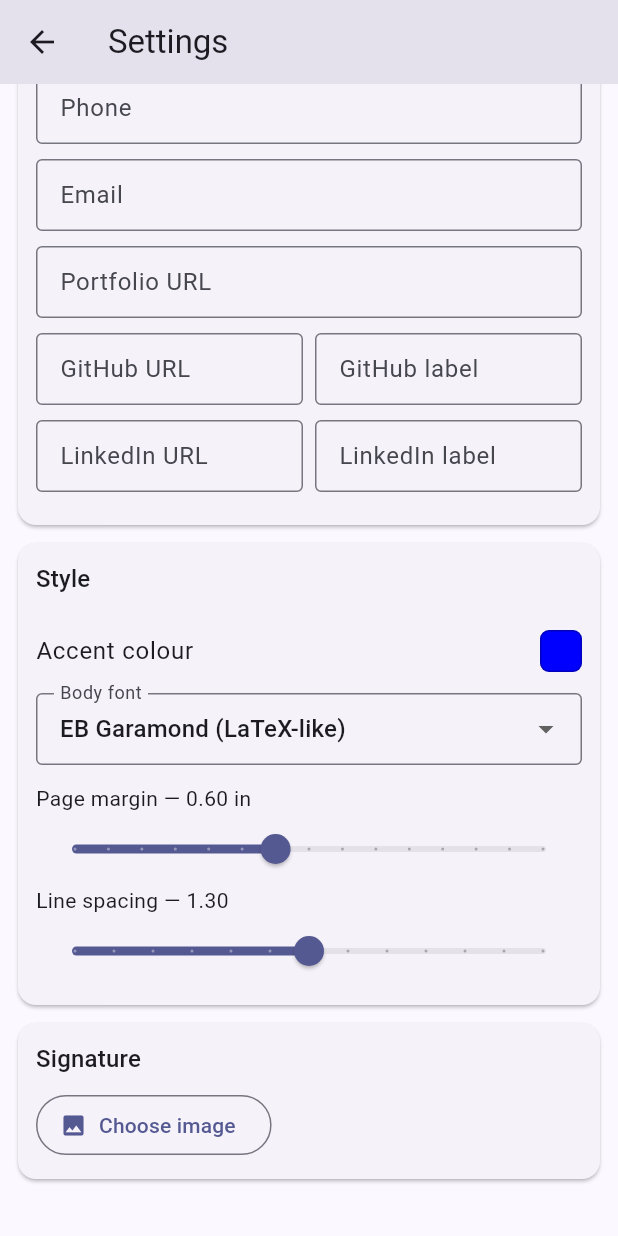
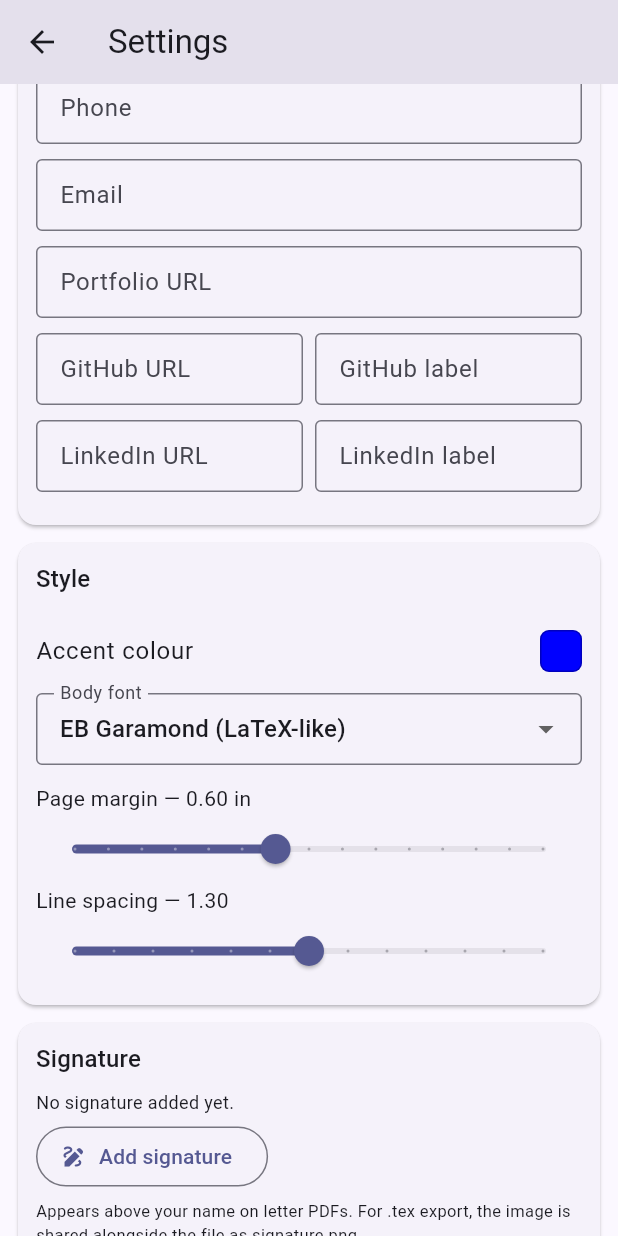
Before and after one commit to Vinald/resumate, a Flutter app: the SettingsScreen screen opened directly, scrolled down 174 dp, on a phone screen of 412 x 824 dp. Run offline on Flutter 3.47's test engine with Material 3 defaults, Android fonts, the phone set to English and light mode, and no system bars; our stand-ins replace file_picker, flutter_colorpicker, image_picker, pdf, printing, share_plus; missing offline and left inert: pdf_combiner.

Commit message:
Add signature image provision to letters in editor, PDF and tex export

```diff
--- a/lib/export/export_service.dart
+++ b/lib/export/export_service.dart
@@ -49,13 +49,26 @@ class ExportService {
     return file;
   }
 
-  /// Writes [doc] in [format] and opens the system share sheet.
+  /// Writes [doc] in [format] and opens the system share sheet. For `.tex` with
+  /// a configured signature, `signature.png` is attached alongside so it can be
+  /// dropped straight into Overleaf.
   static Future<void> share(
     GeneratedDocument doc,
     AppSettings settings,
     ExportFormat format,
   ) async {
     final file = await writeToFile(doc, settings, format);
-    await Share.shareXFiles([XFile(file.path)], subject: doc.title);
+    final files = [XFile(file.path)];
+
+    if (format == ExportFormat.tex &&
+        doc.type.isLetter &&
+        settings.signatureImagePath != null) {
+      final sig = File(settings.signatureImagePath!);
+      if (await sig.exists()) {
+        files.add(XFile(sig.path, name: 'signature.png'));
+      }
+    }
+
+    await Share.shareXFiles(files, subject: doc.title);
   }
 }
--- a/lib/latex/latex_engine.dart
+++ b/lib/latex/latex_engine.dart
@@ -93,6 +93,12 @@ class LatexEngine {
       'SALUTATION': latexEscape(l.salutation),
       'BODY': body,
       'CLOSING': latexEscape(l.closing),
+      'SIGNATURE_IMAGE':
+          (settings.signatureImagePath != null &&
+                  settings.signatureImagePath!.isNotEmpty)
+              ? '% Upload your signature as signature.png alongside this file.\n'
+                  r'\includegraphics[width=0.12\textwidth]{signature.png}'
+              : '',
       'SIGNATURE_NAME': latexEscape(
         l.signatureName.isEmpty ? k.name : l.signatureName,
       ),
--- a/lib/latex/tokens.dart
+++ b/lib/latex/tokens.dart
@@ -44,5 +44,9 @@ const letterTokens = <TokenDoc>[
   TokenDoc('<<SALUTATION>>', 'Greeting line'),
   TokenDoc('<<BODY>>', 'Body paragraphs (placeholders resolved)'),
   TokenDoc('<<CLOSING>>', 'Closing line, e.g. Sincerely,'),
+  TokenDoc(
+    '<<SIGNATURE_IMAGE>>',
+    r'\includegraphics for signature.png when a signature is set, else empty',
+  ),
   TokenDoc('<<SIGNATURE_NAME>>', 'Typed name under the signature'),
 ];
--- a/lib/ui/latex_editor/latex_editor_screen.dart
+++ b/lib/ui/latex_editor/latex_editor_screen.dart
@@ -40,11 +40,17 @@ class _LatexEditorScreenState extends State<LatexEditorScreen> {
   }
 
   Future<void> _shareTex() async {
+    final sigPath = context.read<SettingsStore>().settings.signatureImagePath;
     final dir = await getTemporaryDirectory();
     final safe = _doc.title.replaceAll(RegExp(r'[^A-Za-z0-9]+'), '_');
     final file = File('${dir.path}/$safe.tex');
     await file.writeAsString(_controller.text);
-    await Share.shareXFiles([XFile(file.path)], subject: '${_doc.title}.tex');
+
+    final files = [XFile(file.path)];
+    if (_doc.type.isLetter && sigPath != null && File(sigPath).existsSync()) {
+      files.add(XFile(sigPath, name: 'signature.png'));
+    }
+    await Share.shareXFiles(files, subject: '${_doc.title}.tex');
   }
 
   void _showTokens() {
--- a/lib/ui/settings/settings_screen.dart
+++ b/lib/ui/settings/settings_screen.dart
@@ -1,15 +1,12 @@
-import 'dart:io';
-
 import 'package:flutter/material.dart';
 import 'package:flutter_colorpicker/flutter_colorpicker.dart';
-import 'package:image_picker/image_picker.dart';
-import 'package:path_provider/path_provider.dart';
 import 'package:provider/provider.dart';
 
 import '../../data/settings_store.dart';
 import '../../models/app_settings.dart';
+import '../resume_editor/contact_section.dart';
 import '../widgets/editor_widgets.dart';
-import '../resume_editor/contact_section.dart';
+import '../widgets/signature_picker.dart';
 
 class SettingsScreen extends StatelessWidget {
   const SettingsScreen({super.key});
@@ -104,46 +101,9 @@ class SettingsScreen extends StatelessWidget {
               ),
             ],
           ),
-          SectionCard(
+          const SectionCard(
             title: 'Signature',
-            children: [
-              if (s.signatureImagePath != null &&
-                  File(s.signatureImagePath!).existsSync())
-                Padding(
-                  padding: const EdgeInsets.only(bottom: 8),
-                  child: Image.file(
-                    File(s.signatureImagePath!),
-                    height: 60,
-                    alignment: Alignment.centerLeft,
-                  ),
-                ),
-              Row(
-                children: [
-                  OutlinedButton.icon(
-                    onPressed: () async {
-                      final picker = ImagePicker();
-                      final file = await picker.pickImage(
-                        source: ImageSource.gallery,
-                      );
-                      if (file == null) return;
-                      final dir = await getApplicationDocumentsDirectory();
-                      final saved = await File(
-                        file.path,
-                      ).copy('${dir.path}/signature.png');
-                      update(s.copyWith(signatureImagePath: saved.path));
-                    },
-                    icon: const Icon(Icons.image),
-                    label: const Text('Choose image'),
-                  ),
-                  const SizedBox(width: 8),
-                  if (s.signatureImagePath != null)
-                    TextButton(
-                      onPressed: () => update(s.copyWith(clearSignature: true)),
-                      child: const Text('Remove'),
-                    ),
-                ],
-              ),
-            ],
+            children: [SignaturePicker(dense: true)],
           ),
           const SizedBox(height: 32),
         ],
--- /dev/null
+++ b/lib/ui/widgets/signature_picker.dart
@@ -0,0 +1,96 @@
+import 'dart:io';
+
+import 'package:flutter/material.dart';
+import 'package:image_picker/image_picker.dart';
+import 'package:path_provider/path_provider.dart';
+import 'package:provider/provider.dart';
+
+import '../../data/settings_store.dart';
+
+/// Pick / preview / remove the signature image. The image is stored once in
+/// [SettingsStore] and reused by every letter (PDF and `.tex` output).
+class SignaturePicker extends StatelessWidget {
+  const SignaturePicker({super.key, this.dense = false});
+
+  final bool dense;
+
+  Future<void> _pick(BuildContext context) async {
+    final store = context.read<SettingsStore>();
+    final picker = ImagePicker();
+    final file = await picker.pickImage(source: ImageSource.gallery);
+    if (file == null) return;
+    final dir = await getApplicationDocumentsDirectory();
+    final saved = await File(file.path).copy('${dir.path}/signature.png');
+    await store.update(
+      store.settings.copyWith(signatureImagePath: saved.path),
+    );
+  }
+
+  @override
+  Widget build(BuildContext context) {
+    final store = context.watch<SettingsStore>();
+    final path = store.settings.signatureImagePath;
+    final hasImage = path != null && File(path).existsSync();
+
+    return Column(
+      crossAxisAlignment: CrossAxisAlignment.start,
+      children: [
+        if (!dense)
+          Padding(
+            padding: const EdgeInsets.only(bottom: 4),
+            child: Text(
+              'Signature',
+              style: Theme.of(context).textTheme.labelLarge,
+            ),
+          ),
+        if (hasImage)
+          Container(
+            margin: const EdgeInsets.only(bottom: 8),
+            padding: const EdgeInsets.all(8),
+            decoration: BoxDecoration(
+              border: Border.all(color: Theme.of(context).dividerColor),
+              borderRadius: BorderRadius.circular(8),
+            ),
+            child: Image.file(
+              File(path),
+              height: 56,
+              alignment: Alignment.centerLeft,
+            ),
+          )
+        else
+          const Padding(
+            padding: EdgeInsets.only(bottom: 4),
+            child: Text(
+              'No signature added yet.',
+              style: TextStyle(fontSize: 12),
+            ),
+          ),
+        Row(
+          children: [
+            OutlinedButton.icon(
+              onPressed: () => _pick(context),
+              icon: const Icon(Icons.draw, size: 18),
+              label: Text(hasImage ? 'Replace' : 'Add signature'),
+            ),
+            if (hasImage) ...[
+              const SizedBox(width: 8),
+              TextButton(
+                onPressed:
+                    () => store.update(
+                      store.settings.copyWith(clearSignature: true),
+                    ),
+                child: const Text('Remove'),
+              ),
+            ],
+          ],
+        ),
+        const SizedBox(height: 4),
+        const Text(
+          'Appears above your name on letter PDFs. For .tex export, the image '
+          'is shared alongside the file as signature.png.',
+          style: TextStyle(fontSize: 11),
+        ),
+      ],
+    );
+  }
+}
```
Also changed, not shown: lib/ui/letter_editor/letter_editor_screen.dart (+3 -6 lines), 3 other files.
